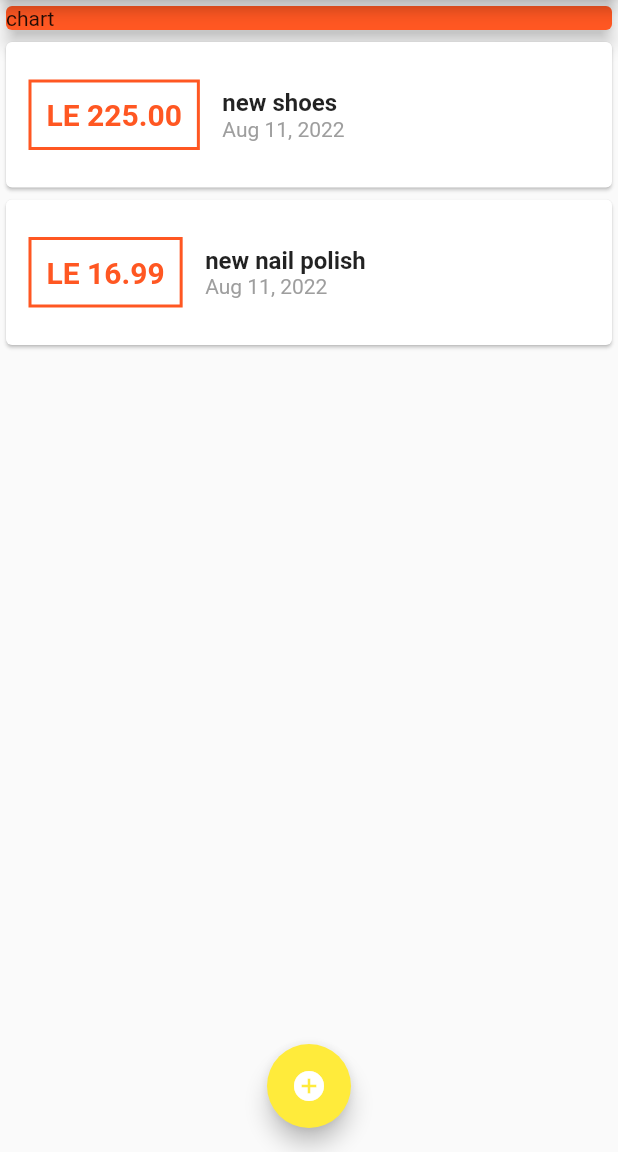
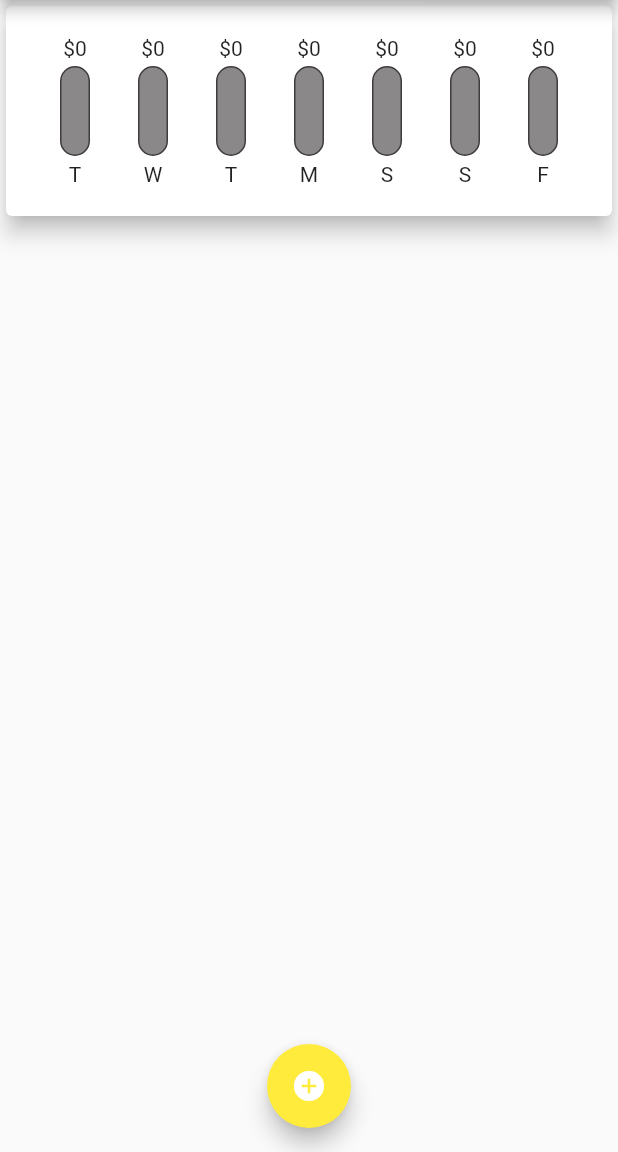
Before and after one commit to Tota6/expensess_personal, a Flutter app: the screen it shows after launch, on a phone screen of 412 x 824 dp, the part 84-1236 px from its top. Run offline on Flutter 3.47's test engine with Material 2 defaults, Android fonts, the phone set to English and light mode, and no system bars.

Commit message:
latest update

```diff
--- a/lib/main.dart
+++ b/lib/main.dart
@@ -1,7 +1,8 @@
-import 'package:expensses_planner/widgets/new_transaction_list.dart';
+import './widgets/new_transaction_list.dart';
 import 'package:flutter/material.dart';
 import './widgets/transaction_list.dart';
 import 'models/transactions.dart';
+import './widgets/chart.dart';
 
 void main() => runApp(MyApp());
 
@@ -28,19 +29,39 @@ class MyHomePage extends StatefulWidget {
 
 class _MyHomePageState extends State<MyHomePage> {
   final List<Transactions> _userTransaction = [
-    Transactions(
-      id: "t1",
-      title: "new shoes",
-      amount: 225,
-      date: DateTime.now(),
-    ),
-    Transactions(
-      id: "t2",
-      title: "new nail polish",
-      amount: 16.99,
-      date: DateTime.now(),
-    ),
+    // Transactions(
+    //   id: "t1",
+    //   title: "new shoes",
+    //   amount: 225,
+    //   date: DateTime.now(),
+    // ),
+    // Transactions(
+    //   id: "t2",
+    //   title: "new nail polish",
+    //   amount: 16.99,
+    //   date: DateTime.now(),
+    // ),
   ];
+
+  // List<Transactions> get _recentTransactions {
+  //   return _userTransaction.where((tx) {
+  //     return tx.date.isAfter(
+  //       DateTime.now().subtract(
+  //         Duration(days: 7),
+  //       ),
+  //     );
+  //   }).toList();
+  // }
+
+  List<Transactions> get _recentTransactions {
+    return _userTransaction.where((tx) {
+      return tx.date.isAfter(
+        DateTime.now().subtract(
+          Duration(days: 7),
+        ),
+      );
+    }).toList();
+  }
 
   void _addNewTransaction(String newTitle, double newAmount) {
     final nTransaction = Transactions(
@@ -82,14 +103,7 @@ class _MyHomePageState extends State<MyHomePage> {
             // mainAxisAlignment: MainAxisAlignment.spaceAround,
             crossAxisAlignment: CrossAxisAlignment.stretch,
             children: <Widget>[
-              Container(
-                child: Card(
-                  color: Theme.of(context).primaryColor,
-                  elevation: 5,
-                  child: Container(
-                      width: double.infinity, child: const Text("chart")),
-                ),
-              ),
+              Chart(_recentTransactions),
               TransactionList(_userTransaction)
             ]),
       ),
--- /dev/null
+++ b/lib/widgets/chart.dart
@@ -0,0 +1,64 @@
+import 'package:expensses_planner/widgets/chart_bar.dart';
+
+import '../models/transactions.dart';
+import 'package:flutter/material.dart';
+import 'package:intl/intl.dart';
+
+class Chart extends StatelessWidget {
+  final List<Transactions> recentTransactions;
+
+  Chart(this.recentTransactions);
+
+  List<Map<String, dynamic>> get groupedTransactionValues {
+    return List.generate(7, (index) {
+      final weekDay = DateTime.now().subtract(
+        Duration(days: index),
+      );
+      var totalSum = 0.0;
+
+      for (var i = 0; i < recentTransactions.length; i++) {
+        if (recentTransactions[i].date.day == weekDay.day &&
+            recentTransactions[i].date.month == weekDay.month &&
+            recentTransactions[i].date.year == weekDay.year) {
+          totalSum += recentTransactions[i].amount;
+        }
+      }
+      // print(DateFormat.E().format(weekDays));
+      // print(totalSum);
+      return {
+        'day': DateFormat.E().format(weekDay).substring(0, 1),
+        'amount': totalSum,
+      };
+    });
+  }
+
+  double get totalSpending {
+    return groupedTransactionValues.fold(0.0, (sum, item) {
+      return sum + item['amount'];
+    });
+  }
+
+  @override
+  Widget build(BuildContext context) {
+    // print(groupedTransactionValues);
+    return Card(
+      elevation: 6,
+      child: Padding(
+        padding: EdgeInsets.all(20),
+        child: Row(
+          children: groupedTransactionValues.map((data) {
+            return Flexible(
+              fit: FlexFit.tight,
+              child: ChartBar(
+                  data['day'],
+                  data['amount'],
+                  totalSpending == 0.0
+                      ? 0.0
+                      : (data["amount"] as double) / totalSpending),
+            );
+          }).toList(),
+        ),
+      ),
+    );
+  }
+}
--- /dev/null
+++ b/lib/widgets/chart_bar.dart
@@ -0,0 +1,48 @@
+import 'package:flutter/material.dart';
+
+class ChartBar extends StatelessWidget {
+  final String lable;
+  final double spendingAmount;
+  final double spendingPercentOfTotal;
+
+  ChartBar(this.lable, this.spendingAmount, this.spendingPercentOfTotal);
+
+  @override
+  Widget build(BuildContext context) {
+    return Column(
+      children: <Widget>[
+        Text('\$${spendingAmount.toStringAsFixed(0)}'),
+        const SizedBox(
+          height: 4,
+        ),
+        Container(
+          height: 60,
+          width: 20,
+          child: Stack(
+            children: <Widget>[
+              Container(
+                  decoration: BoxDecoration(
+                      border: Border.all(
+                          color: const Color.fromARGB(255, 64, 60, 60),
+                          width: 1.0),
+                      color: Color.fromARGB(255, 138, 136, 136),
+                      borderRadius: BorderRadius.circular(20))),
+            ],
+          ),
+        ),
+        FractionallySizedBox(
+          heightFactor: spendingPercentOfTotal,
+          child: Container(
+            decoration: BoxDecoration(
+                color: Theme.of(context).primaryColor,
+                borderRadius: BorderRadius.circular(20)),
+          ),
+        ),
+        const SizedBox(
+          height: 4,
+        ),
+        Text(lable),
+      ],
+    );
+  }
+}
```
Also changed, not shown: assets/images/waiting.png (added).
